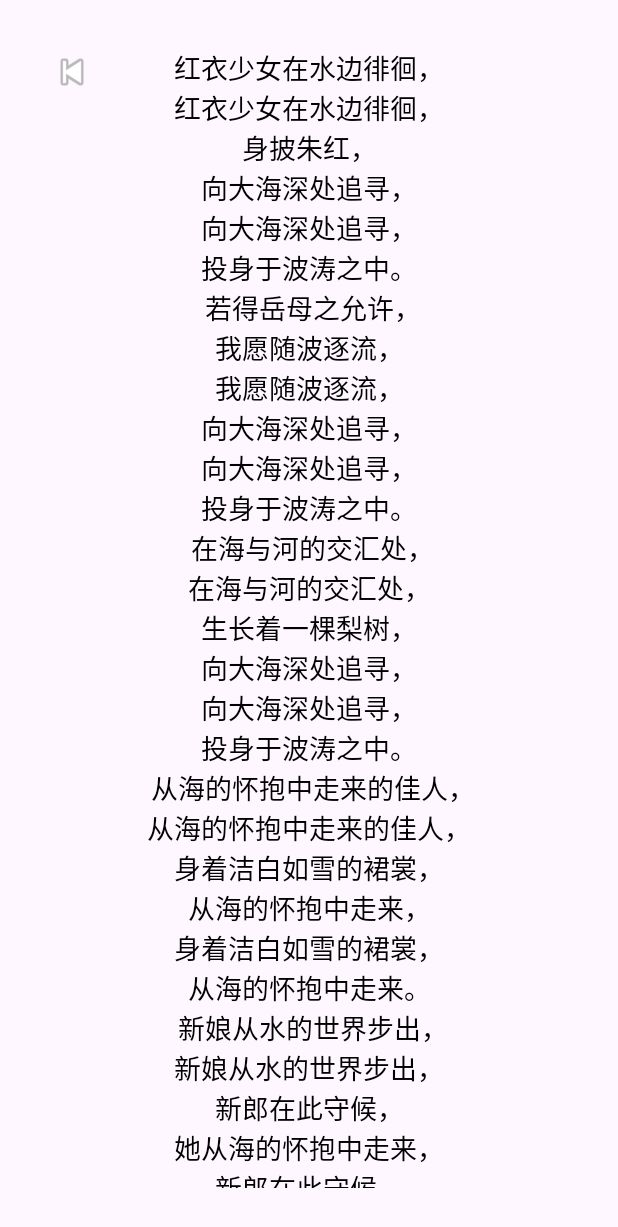
After one commit to Corddt/MusicPlayer_Pro, an Android app: the LyricsActivity screen opened directly, with no data from a screen before it, on a phone screen of 412 x 824 dp. The commit adds this screen. Shown: the top 1227 px of the screen. Run offline under Robolectric (Android 15) with nearby library versions, the phone set to English and light mode, and no system bars.

Commit message:
添加了歌词逻辑并新建了两个语言版本的readme

```diff
--- a/app/src/main/AndroidManifest.xml
+++ b/app/src/main/AndroidManifest.xml
@@ -27,6 +27,10 @@
         <activity
             android:name=".VideoActivity"
             android:exported="false"/>
+        <activity
+            android:name=".LyricsActivity"
+            android:exported="false"/>
+
     </application>
 
 </manifest>
--- /dev/null
+++ b/app/src/main/java/com/corddt/musicplayer_pro/LyricsActivity.java
@@ -0,0 +1,31 @@
+package com.corddt.musicplayer_pro;
+
+import android.os.Bundle;
+import android.view.View;
+import android.widget.ImageView;
+import android.widget.TextView;
+
+import androidx.appcompat.app.AppCompatActivity;
+
+// LyricsActivity.java
+public class LyricsActivity extends AppCompatActivity {
+
+    @Override
+    protected void onCreate(Bundle savedInstanceState) {
+        super.onCreate(savedInstanceState);
+        setContentView(R.layout.activity_lyrics);
+
+
+        ImageView backButton = findViewById(R.id.backButton);
+        backButton.setOnClickListener(new View.OnClickListener() {
+            @Override
+            public void onClick(View v) {
+                finish();  // 关闭当前 Activity，返回到之前的 Activity
+            }
+        });
+
+        TextView lyricsView = findViewById(R.id.lyricsView);
+        String lyrics = getResources().getString(R.string.song_lyrics);
+        lyricsView.setText(lyrics.replace("\\n", "\n")); // 替换 \n 以实现换行
+    }
+}
--- a/app/src/main/java/com/corddt/musicplayer_pro/MusicActivity.java
+++ b/app/src/main/java/com/corddt/musicplayer_pro/MusicActivity.java
@@ -3,6 +3,7 @@ package com.corddt.musicplayer_pro;
 
 // 导入所需的 Android 类和包
 import android.animation.ObjectAnimator;
+import android.content.Intent;
 import android.media.MediaPlayer;
 import android.os.Bundle;
 import android.os.Handler;
@@ -64,6 +65,13 @@ public class MusicActivity extends AppCompatActivity {
         Log.d("MusicActivity", "Setting up play button listener");
 
         imageView = findViewById(R.id.imageView);
+        imageView.setOnClickListener(new View.OnClickListener() {
+            @Override
+            public void onClick(View v) {
+                Intent intent = new Intent(MusicActivity.this, LyricsActivity.class);
+                startActivity(intent);
+            }
+        });
         // 创建旋转动画
         rotationAnimator = ObjectAnimator.ofFloat(imageView, "rotation", 0f, 360f);
         rotationAnimator.setDuration(10000); // 设置旋转周期时长（例如 10 秒）
--- /dev/null
+++ b/app/src/main/res/layout/activity_lyrics.xml
@@ -0,0 +1,31 @@
+<?xml version="1.0" encoding="utf-8"?>
+<RelativeLayout xmlns:android="http://schemas.android.com/apk/res/android"
+    android:layout_width="match_parent"
+    android:layout_height="match_parent"
+    android:padding="16dp">
+
+    <!-- 歌词显示区域 -->
+    <TextView
+        android:id="@+id/lyricsView"
+        android:layout_width="match_parent"
+        android:layout_height="wrap_content"
+        android:layout_centerInParent="true"
+        android:gravity="center"
+        android:textSize="18sp"
+        android:textColor="@android:color/black"
+        android:text="这里显示歌词"
+        android:padding="16dp" />
+
+    <!-- 返回按钮 -->
+    <ImageView
+        android:id="@+id/backButton"
+        android:layout_width="wrap_content"
+        android:layout_height="wrap_content"
+        android:src="@android:drawable/ic_media_previous"
+        android:layout_alignParentTop="true"
+        android:layout_alignParentStart="true"
+        android:layout_marginTop="16dp"
+        android:layout_marginStart="16dp"
+        android:contentDescription="@string/back" />
+
+</RelativeLayout>
--- /dev/null
+++ b/app/src/main/res/values/song_lyrics.xml
@@ -0,0 +1,15 @@
+<?xml version="1.0" encoding="utf-8"?>
+<resources>
+    <string name="song_lyrics">
+        红衣少女在水边徘徊，\n红衣少女在水边徘徊，\n身披朱红，\n向大海深处追寻，\n向大海深处追寻，\n投身于波涛之中。\n
+        若得岳母之允许，\n我愿随波逐流，\n我愿随波逐流，\n向大海深处追寻，\n向大海深处追寻，\n投身于波涛之中。\n
+        在海与河的交汇处，\n在海与河的交汇处，\n生长着一棵梨树，\n向大海深处追寻，\n向大海深处追寻，\n投身于波涛之中。\n
+        从海的怀抱中走来的佳人，\n从海的怀抱中走来的佳人，\n身着洁白如雪的裙裳，\n从海的怀抱中走来，\n身着洁白如雪的裙裳，\n从海的怀抱中走来。\n
+        新娘从水的世界步出，\n新娘从水的世界步出，\n新郎在此守候，\n她从海的怀抱中走来，\n新郎在此守候，\n她从海的怀抱中走来。\n
+        在海与沙的边界，\n我们目睹了一棵杏树的生长，\n她从海的怀抱中走来，\n我们目睹了一棵杏树的生长，\n她从海的怀抱中走来...
+    </string>
+
+    <!-- 添加封面和音频资源 -->
+    <drawable name="song_cover">@drawable/music2_icon</drawable>
+    <raw name="song_audio">@raw/music2</raw>
+</resources>
--- a/app/src/main/res/values/strings.xml
+++ b/app/src/main/res/values/strings.xml
@@ -1,3 +1,4 @@
 <resources>
     <string name="app_name">MusicPlayer_Pro</string>
+    <string name="back">返回</string>
 </resources>
```
Also changed, not shown: 2 other files.
